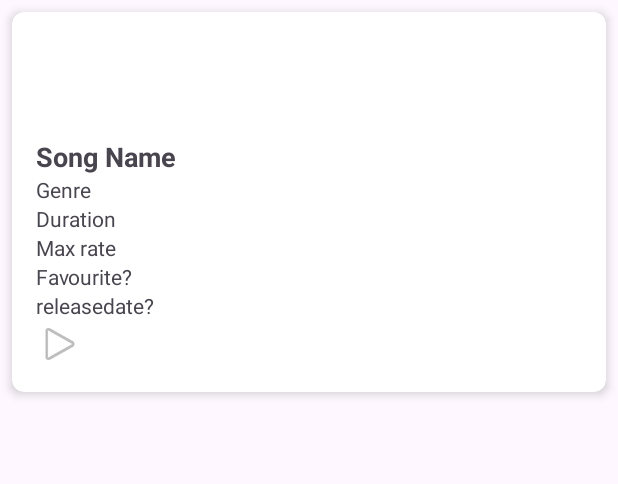
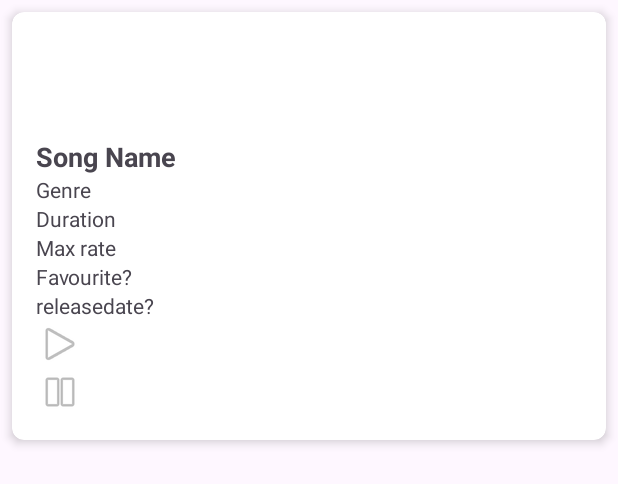
Before and after one commit to mikeecollins/MusicPlayer, an Android app: the layout card_music.xml on its own in the app's theme, with its tools: preview values and no code run, on a phone screen of 412 x 824 dp. Shown: the top 484 px of the screen. Run offline under Robolectric (Android 15) with nearby library versions, the phone set to English and light mode, and no system bars.

Commit message:
User can now pause audio when playing song

```diff
--- a/app/src/main/res/layout/card_music.xml
+++ b/app/src/main/res/layout/card_music.xml
@@ -71,6 +71,13 @@
             />
 
 
+        <ImageButton
+            android:id="@+id/btnPauseAudio"
+            android:layout_width="wrap_content"
+            android:layout_height="wrap_content"
+
+            android:background="?attr/selectableItemBackgroundBorderless"
+            android:src="@android:drawable/ic_media_pause" />
 
 
     </LinearLayout>
--- a/app/src/main/res/values/strings.xml
+++ b/app/src/main/res/values/strings.xml
@@ -5,6 +5,7 @@
     <string name="add_cancelled">Add Cancelled</string>
     <string name="menu_delete">Delete</string>
     <string name="play_audio">Play Audio</string>
+    <string name="pause_audio"></string>
 
 
     //Song Model
```
Also changed, not shown: app/src/main/java/ie/setu/app/adapters/AppAdapter.kt (+19 -22 lines).
